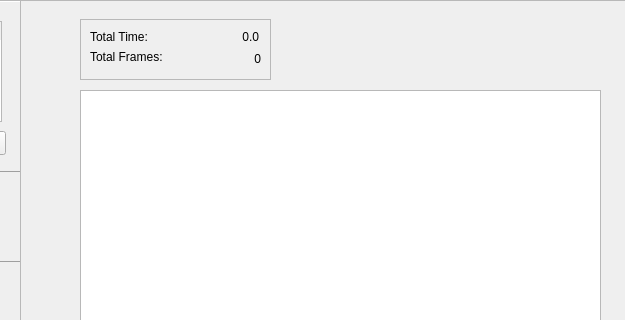
paulmthompson/CameraViewer, file src/mainwindow.ui: the form before one commit; both pictures show x 240 to 865 and y 0 to 320 of the 865 by 584 pixel window.
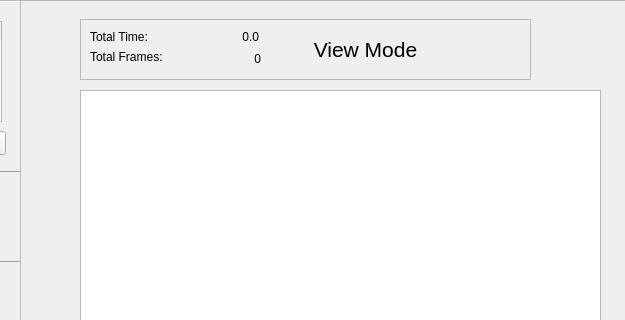
The form after the commit.

```diff
--- a/src/mainwindow.ui
+++ b/src/mainwindow.ui
@@ -419,7 +419,7 @@
       <rect>
        <x>320</x>
        <y>19</y>
-       <width>191</width>
+       <width>451</width>
        <height>61</height>
       </rect>
      </property>
@@ -487,6 +487,27 @@
        <set>Qt::AlignRight|Qt::AlignTrailing|Qt::AlignVCenter</set>
       </property>
      </widget>
+     <widget class="QLabel" name="view_record_label">
+      <property name="geometry">
+       <rect>
+        <x>210</x>
+        <y>20</y>
+        <width>151</width>
+        <height>21</height>
+       </rect>
+      </property>
+      <property name="font">
+       <font>
+        <pointsize>16</pointsize>
+       </font>
+      </property>
+      <property name="text">
+       <string>View Mode</string>
+      </property>
+      <property name="alignment">
+       <set>Qt::AlignCenter</set>
+      </property>
+     </widget>
     </widget>
    </widget>
   </widget>
```
